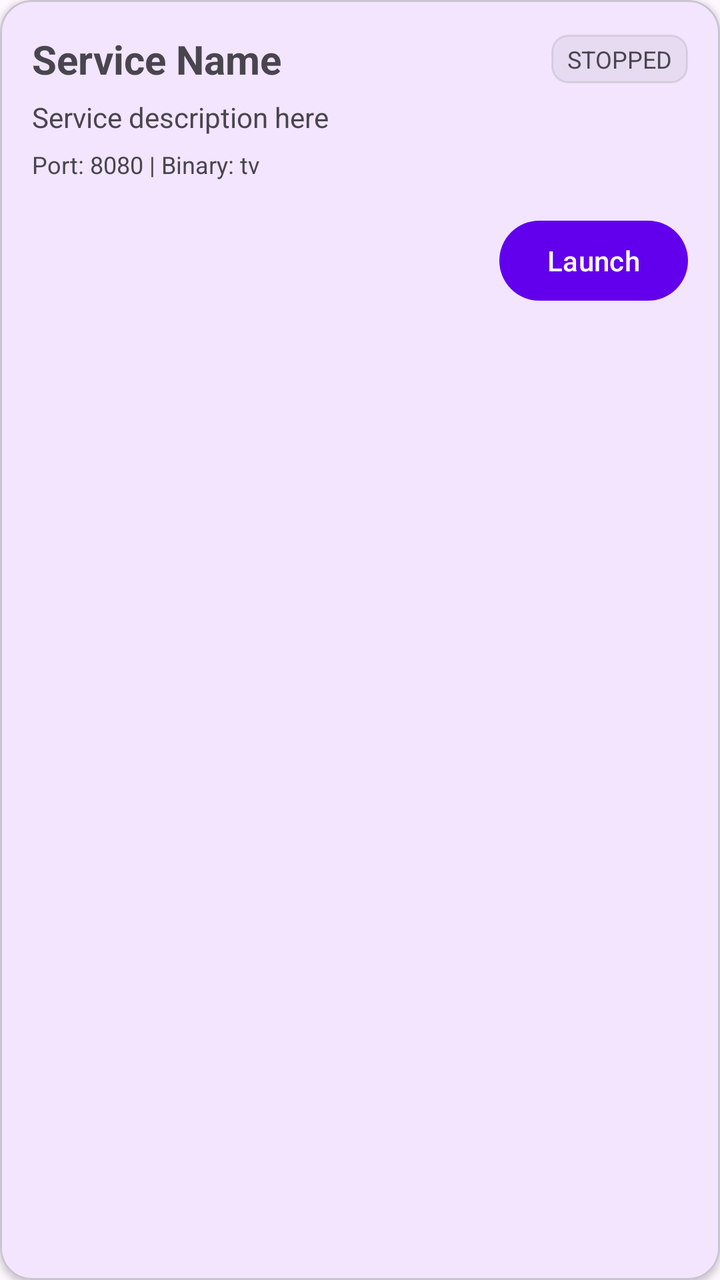
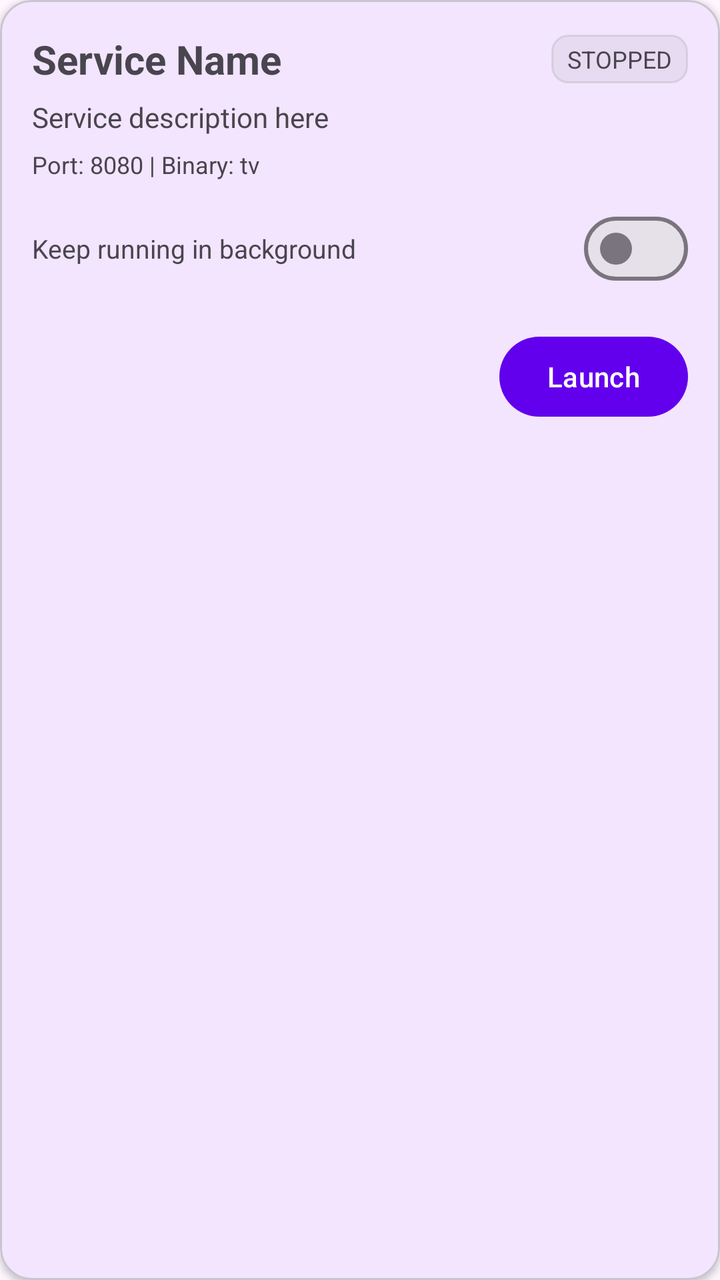

Compare the two renders of this Android layout. The source of the first and the diff that turns it into the second are given below.
<!-- AndroidManifest.xml: application theme Theme.Sidecar -->
<!-- res/layout/item_service_card.xml -->
<?xml version="1.0" encoding="utf-8"?>
<com.google.android.material.card.MaterialCardView xmlns:android="http://schemas.android.com/apk/res/android"
    xmlns:app="http://schemas.android.com/apk/res-auto"
    android:layout_width="match_parent"
    android:layout_height="wrap_content"
    android:layout_marginHorizontal="16dp"
    android:layout_marginVertical="8dp"
    app:cardCornerRadius="16dp"
    app:cardElevation="2dp"
    app:strokeWidth="1dp"
    app:strokeColor="?attr/colorOutlineVariant">

    <LinearLayout
        android:layout_width="match_parent"
        android:layout_height="wrap_content"
        android:orientation="vertical"
        android:padding="16dp">

        <LinearLayout
            android:layout_width="match_parent"
            android:layout_height="wrap_content"
            android:orientation="horizontal"
            android:gravity="center_vertical">

            <TextView
                android:id="@+id/tvName"
                android:layout_width="0dp"
                android:layout_height="wrap_content"
                android:layout_weight="1"
                android:textSize="20sp"
                android:textStyle="bold"
                android:text="Service Name" />

            <TextView
                android:id="@+id/tvStatus"
                android:layout_width="wrap_content"
                android:layout_height="wrap_content"
                android:paddingHorizontal="8dp"
                android:paddingVertical="4dp"
                android:textSize="12sp"
                android:text="STOPPED"
                android:background="@drawable/bg_status_stopped" />

        </LinearLayout>

        <TextView
            android:id="@+id/tvDesc"
            android:layout_width="match_parent"
            android:layout_height="wrap_content"
            android:layout_marginTop="6dp"
            android:textSize="14sp"
            android:textColor="?android:attr/textColorSecondary"
            android:text="Service description here" />

        <TextView
            android:id="@+id/tvMeta"
            android:layout_width="match_parent"
            android:layout_height="wrap_content"
            android:layout_marginTop="6dp"
            android:textSize="12sp"
            android:textColor="?android:attr/textColorTertiary"
            android:text="Port: 8080 | Binary: tv" />

        <LinearLayout
            android:layout_width="match_parent"
            android:layout_height="wrap_content"
            android:layout_marginTop="16dp"
            android:orientation="horizontal"
            android:gravity="end">

            <Button
                android:id="@+id/btnConfig"
                style="@style/Widget.Material3.Button.TextButton"
                android:layout_width="wrap_content"
                android:layout_height="wrap_content"
                android:layout_marginEnd="8dp"
                android:text="Configure"
                android:visibility="gone" />

            <Button
                android:id="@+id/btnUpdate"
                style="@style/Widget.Material3.Button.TextButton"
                android:layout_width="wrap_content"
                android:layout_height="wrap_content"
                android:layout_marginEnd="8dp"
                android:text="Update"
                android:visibility="gone" />

            <Button
                android:id="@+id/btnStop"
                style="@style/Widget.Material3.Button.TonalButton"
                android:layout_width="wrap_content"
                android:layout_height="wrap_content"
                android:layout_marginEnd="8dp"
                android:text="Stop"
                android:visibility="gone" />

            <Button
                android:id="@+id/btnOpen"
                style="@style/Widget.Material3.Button.OutlinedButton"
                android:layout_width="wrap_content"
                android:layout_height="wrap_content"
                android:layout_marginEnd="8dp"
                android:text="Open"
                android:visibility="gone" />

            <Button
                android:id="@+id/btnStart"
                style="@style/Widget.Material3.Button"
                android:layout_width="wrap_content"
                android:layout_height="wrap_content"
                android:text="Launch" />

        </LinearLayout>

    </LinearLayout>

</com.google.android.material.card.MaterialCardView>
<!-- resources referenced by this layout -->
<resources>
  <!-- drawable bg_status_stopped (drawable) -->
  <?xml version="1.0" encoding="utf-8"?>
  <shape xmlns:android="http://schemas.android.com/apk/res/android"
      android:shape="rectangle">
      <corners android:radius="8dp" />
      <solid android:color="#1A808080" />
      <stroke android:width="1dp" android:color="#33808080" />
  </shape>
  <style name="Theme.Sidecar" parent="Base.Theme.Sidecar">
          <item name="windowActionBar">false</item>
          <item name="windowNoTitle">true</item>
          <item name="android:statusBarColor">@android:color/transparent</item>
          <item name="android:navigationBarColor">@android:color/transparent</item>
      </style>
  <style name="Base.Theme.Sidecar" parent="Theme.Material3.DayNight">
          <item name="colorPrimary">@color/purple_500</item>
          <item name="colorPrimaryVariant">@color/purple_700</item>
          <item name="colorOnPrimary">@color/white</item>
          <item name="colorSecondary">@color/teal_200</item>
          <item name="colorSecondaryVariant">@color/teal_700</item>
          <item name="colorOnSecondary">@color/black</item>
      </style>
  <color name="purple_500">#FF6200EE</color>
  <color name="purple_700">#FF3700B3</color>
  <color name="white">#FFFFFFFF</color>
  <color name="teal_200">#FF03DAC5</color>
  <color name="teal_700">#FF018786</color>
  <color name="black">#FF000000</color>
</resources>

<!-- the commit's change to res/layout/item_service_card.xml (unified diff, before → after) -->
@@ -62,6 +62,29 @@
             android:text="Port: 8080 | Binary: tv" />
 
         <LinearLayout
+            android:id="@+id/rowKeepAlive"
+            android:layout_width="match_parent"
+            android:layout_height="wrap_content"
+            android:layout_marginTop="10dp"
+            android:orientation="horizontal"
+            android:gravity="center_vertical">
+
+            <TextView
+                android:layout_width="0dp"
+                android:layout_height="wrap_content"
+                android:layout_weight="1"
+                android:textSize="13sp"
+                android:textColor="?android:attr/textColorSecondary"
+                android:text="Keep running in background" />
+
+            <com.google.android.material.materialswitch.MaterialSwitch
+                android:id="@+id/switchKeepAlive"
+                android:layout_width="wrap_content"
+                android:layout_height="wrap_content" />
+
+        </LinearLayout>
+
+        <LinearLayout
             android:layout_width="match_parent"
             android:layout_height="wrap_content"
             android:layout_marginTop="16dp"
